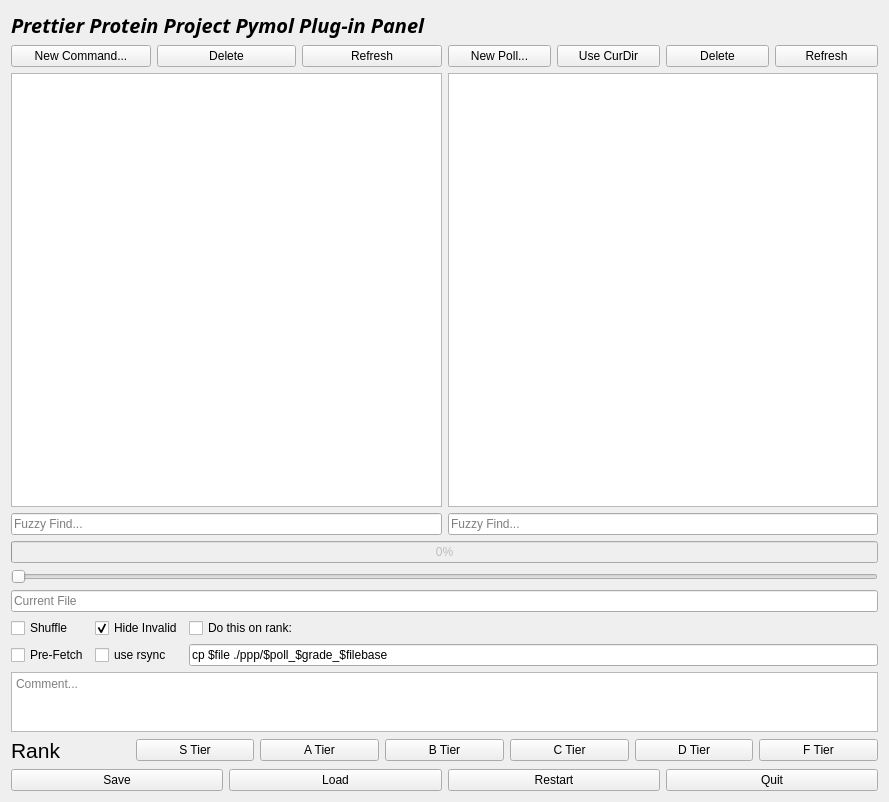
This is ipd/ppp/plugin/ppppp/gui_grid_main.ui in baker-laboratory/ipd as Qt 5 draws it before an edit. The edited form follows.
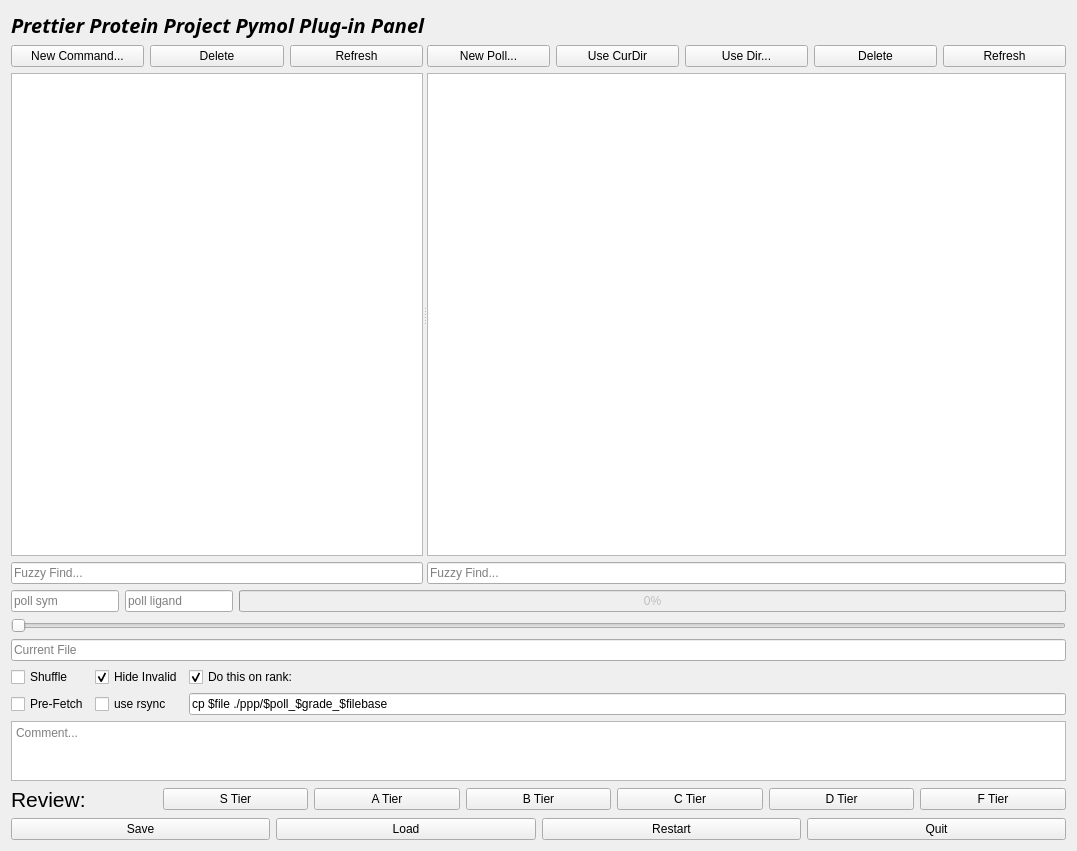
This is the edited form.

Commit message: WIP ppp ui update, add sym and ligand to search field

Diff of the .ui file:
```diff
--- a/ipd/ppp/plugin/ppppp/gui_grid_main.ui
+++ b/ipd/ppp/plugin/ppppp/gui_grid_main.ui
@@ -6,8 +6,8 @@
    <rect>
     <x>0</x>
     <y>0</y>
-    <width>889</width>
-    <height>802</height>
+    <width>1077</width>
+    <height>851</height>
    </rect>
   </property>
   <property name="windowTitle">
@@ -16,11 +16,17 @@
   <property name="autoFillBackground">
    <bool>false</bool>
   </property>
-  <layout class="QVBoxLayout" name="verticalLayout_5">
-   <item>
+  <layout class="QGridLayout" name="gridLayout_2">
+   <item row="0" column="0">
     <layout class="QVBoxLayout" name="verticalLayout_4">
      <item>
       <widget class="QLabel" name="label_5">
+       <property name="sizePolicy">
+        <sizepolicy hsizetype="Preferred" vsizetype="Fixed">
+         <horstretch>0</horstretch>
+         <verstretch>0</verstretch>
+        </sizepolicy>
+       </property>
        <property name="font">
         <font>
          <family>Source Code Pro Semibold</family>
@@ -35,8 +41,11 @@
       </widget>
      </item>
      <item>
-      <layout class="QHBoxLayout" name="horizontalLayout_2">
-       <item>
+      <widget class="QSplitter" name="splitter">
+       <property name="orientation">
+        <enum>Qt::Horizontal</enum>
+       </property>
+       <widget class="QWidget" name="layoutWidget">
         <layout class="QVBoxLayout" name="verticalLayout">
          <item>
           <layout class="QHBoxLayout" name="horizontalLayout_8">
@@ -77,7 +86,9 @@
           </widget>
          </item>
         </layout>
-       </item>
+       </widget>
+       <widget class="QWidget" name="layoutWidget">
+        <layout class="QHBoxLayout" name="horizontalLayout_2">
        <item>
         <layout class="QVBoxLayout" name="verticalLayout_2">
          <item>
@@ -102,6 +113,16 @@
              </property>
             </widget>
            </item>
+             <item>
+              <widget class="QPushButton" name="button_use_dir">
+               <property name="toolTip">
+                <string>&lt;html&gt;&lt;head/&gt;&lt;body&gt;&lt;p&gt;open a file picker to choose a directory from which to immediately create a local poll&lt;/p&gt;&lt;/body&gt;&lt;/html&gt;</string>
+               </property>
+               <property name="text">
+                <string>Use Dir...</string>
+               </property>
+              </widget>
+             </item>
            <item>
             <widget class="QPushButton" name="button_delpoll">
              <property name="text">
@@ -134,10 +155,46 @@
         </layout>
        </item>
       </layout>
+       </widget>
+      </widget>
      </item>
      <item>
       <layout class="QVBoxLayout" name="verticalLayout_3">
        <item>
+        <layout class="QHBoxLayout" name="horizontalLayout_5">
+         <item>
+          <widget class="QLineEdit" name="lineEdit">
+           <property name="sizePolicy">
+            <sizepolicy hsizetype="Fixed" vsizetype="Fixed">
+             <horstretch>0</horstretch>
+             <verstretch>0</verstretch>
+            </sizepolicy>
+           </property>
+           <property name="readOnly">
+            <bool>true</bool>
+           </property>
+           <property name="placeholderText">
+            <string>poll sym</string>
+           </property>
+          </widget>
+         </item>
+         <item>
+          <widget class="QLineEdit" name="lineEdit_2">
+           <property name="sizePolicy">
+            <sizepolicy hsizetype="Fixed" vsizetype="Fixed">
+             <horstretch>0</horstretch>
+             <verstretch>0</verstretch>
+            </sizepolicy>
+           </property>
+           <property name="readOnly">
+            <bool>true</bool>
+           </property>
+           <property name="placeholderText">
+            <string>poll ligand</string>
+           </property>
+          </widget>
+         </item>
+         <item>
         <widget class="QProgressBar" name="progress">
          <property name="enabled">
           <bool>false</bool>
@@ -147,6 +204,8 @@
          </property>
         </widget>
        </item>
+        </layout>
+       </item>
        <item>
         <widget class="QSlider" name="horizontalSlider">
          <property name="orientation">
@@ -156,6 +215,9 @@
        </item>
        <item>
         <widget class="QLineEdit" name="show_current_file">
+         <property name="readOnly">
+          <bool>true</bool>
+         </property>
          <property name="placeholderText">
           <string>Current File</string>
          </property>
@@ -177,6 +239,9 @@
          <property name="text">
           <string>Do this on rank:</string>
          </property>
+         <property name="checked">
+          <bool>true</bool>
+         </property>
         </widget>
        </item>
        <item row="0" column="0">
@@ -251,7 +316,7 @@
           </font>
          </property>
          <property name="text">
-          <string>Rank</string>
+          <string>Review:</string>
          </property>
         </widget>
        </item>
```
Left out of the diff: 60 changed lines with no effect on the pictures. Lines whose indentation alone changed are shown as unchanged. The commit also changes 2 other files.
